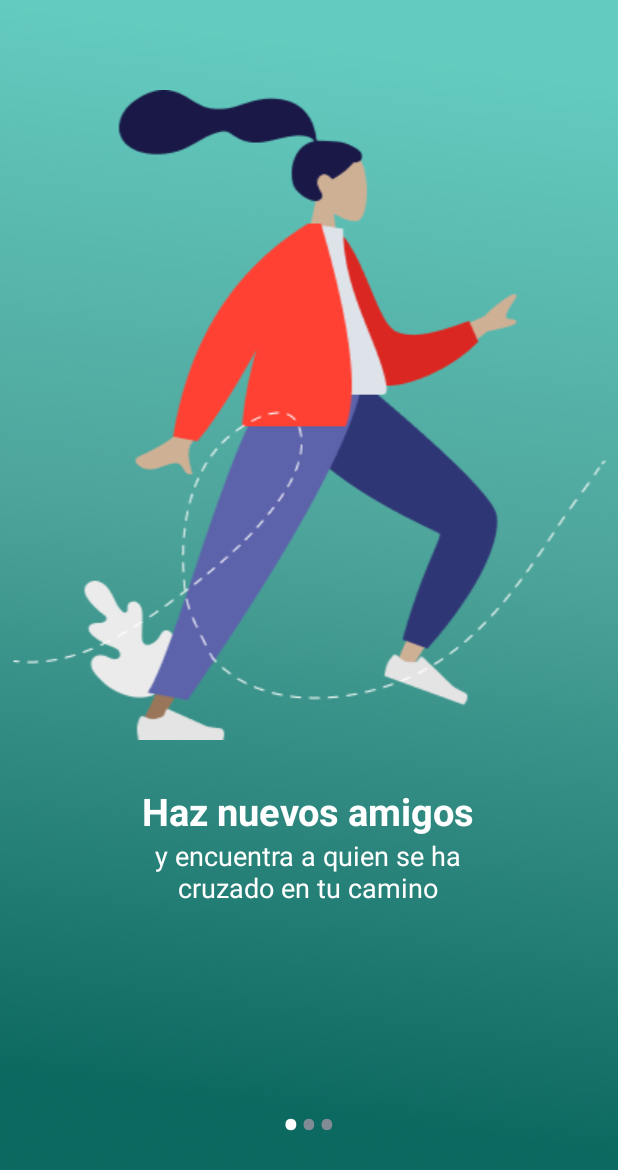
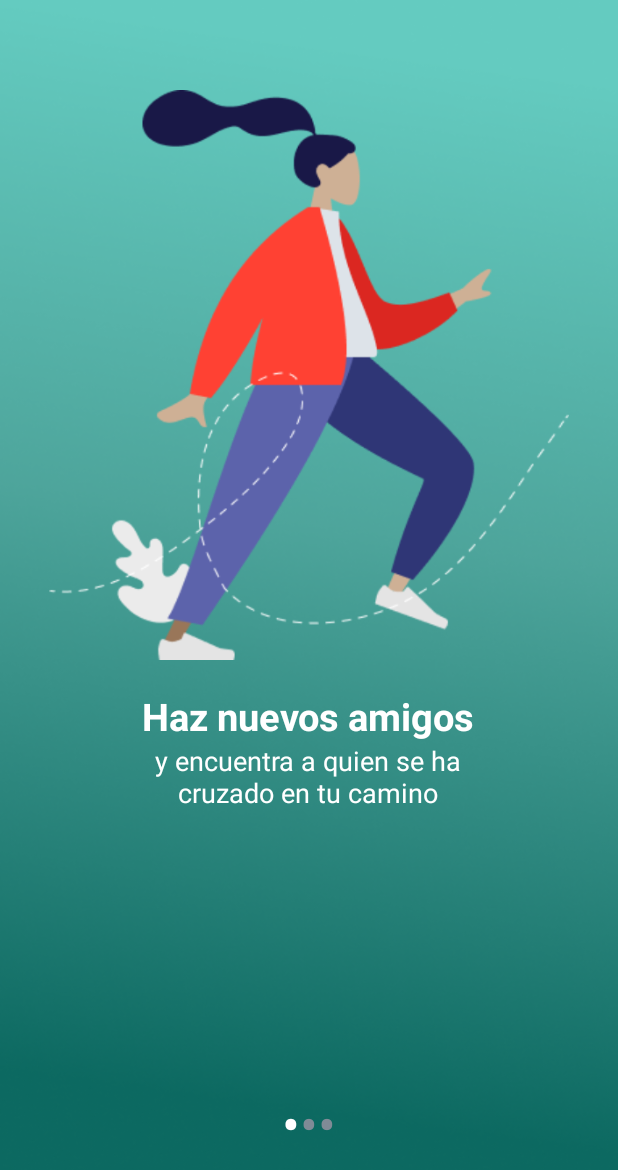
Before and after one commit to cristdulcey/roush_android, an Android app: the screen it shows after launch (OnboardingActivity), on a phone screen of 412 x 824 dp. Shown: the top 1170 px of the screen. Run offline under Robolectric (Android 15) with nearby library versions, the phone set to English and light mode, and no system bars.

```diff
--- a/app/src/main/res/layout/fragment_onboarding1.xml
+++ b/app/src/main/res/layout/fragment_onboarding1.xml
@@ -11,12 +11,13 @@
     <LinearLayout
         android:layout_width="match_parent"
         android:layout_height="match_parent"
+        android:layout_marginBottom="40dp"
         android:orientation="vertical">
 
         <ImageView
             android:id="@+id/onboarding_1"
             android:layout_width="match_parent"
-            android:layout_height="wrap_content"
+            android:layout_height="380dp"
             android:layout_marginTop="60dp"
             android:src="@drawable/image_onboarding1"/>
 
@@ -25,7 +26,7 @@
             android:layout_width="wrap_content"
             android:layout_height="wrap_content"
             android:layout_gravity="center"
-            android:layout_marginTop="30dp"
+            android:layout_marginTop="20dp"
             android:text="@string/Title_onboarding1"
             android:textColor="@color/white"
             android:textSize="25sp"
@@ -37,6 +38,7 @@
             android:layout_height="wrap_content"
             android:gravity="center"
             android:layout_gravity="center"
+            android:layout_marginBottom="80dp"
             android:text="@string/Txt_onboarding1"
             android:textColor="@color/white"
             android:textSize="18sp"/>
--- a/app/src/main/res/layout/fragment_onboarding2.xml
+++ b/app/src/main/res/layout/fragment_onboarding2.xml
@@ -11,12 +11,13 @@
   <LinearLayout
       android:layout_width="match_parent"
       android:layout_height="match_parent"
+      android:layout_marginBottom="40dp"
       android:orientation="vertical">
       <ImageView
           android:id="@+id/onboarding_2"
           android:layout_width="match_parent"
           android:layout_height="wrap_content"
-          android:layout_marginTop="115dp"
+          android:layout_marginTop="80dp"
           android:src="@drawable/image_onboarding2"/>
 
       <TextView
@@ -24,7 +25,7 @@
           android:layout_width="wrap_content"
           android:layout_height="wrap_content"
           android:layout_gravity="center"
-          android:layout_marginTop="60dp"
+          android:layout_marginTop="30dp"
           android:text="@string/Title_onboarding2"
           android:textColor="@color/white"
           android:textSize="25sp"
@@ -36,6 +37,7 @@
           android:layout_height="wrap_content"
           android:gravity="center"
           android:layout_gravity="center"
+          android:layout_marginBottom="80dp"
           android:text="@string/Txt_onboarding2"
           android:textColor="@color/white"
           android:textSize="18sp"/>
--- a/app/src/main/res/layout/fragment_onboarding3.xml
+++ b/app/src/main/res/layout/fragment_onboarding3.xml
@@ -17,7 +17,7 @@
             android:id="@+id/onboarding_3"
             android:layout_width="match_parent"
             android:layout_height="wrap_content"
-            android:layout_marginTop="210dp"
+            android:layout_marginTop="180dp"
             android:src="@drawable/image_onboarding3"/>
 
         <TextView
@@ -25,7 +25,7 @@
             android:layout_width="wrap_content"
             android:layout_height="wrap_content"
             android:layout_gravity="center"
-            android:layout_marginTop="25dp"
+            android:layout_marginTop="20dp"
             android:text="@string/Title_onboarding3"
             android:textColor="@color/white"
             android:textSize="25sp"
```
Also changed, not shown: app/src/main/res/layout/activity_login.xml (+5 -5 lines), app/src/main/res/layout/fragment_register_2.xml (+7 -0 lines).
